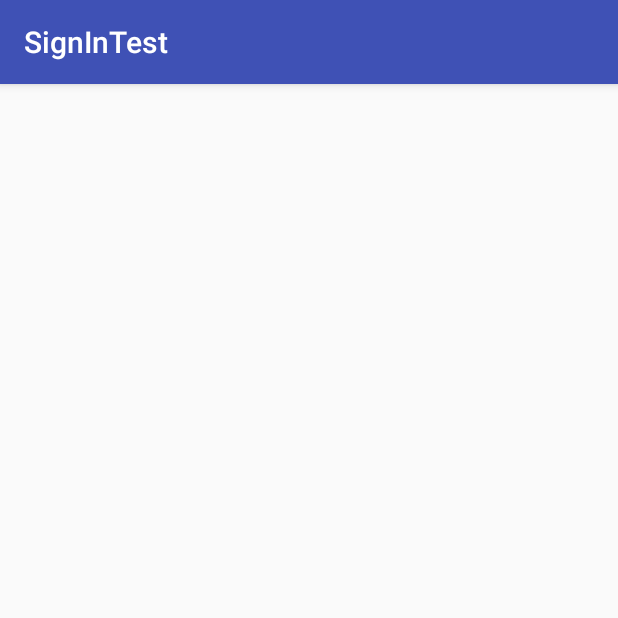
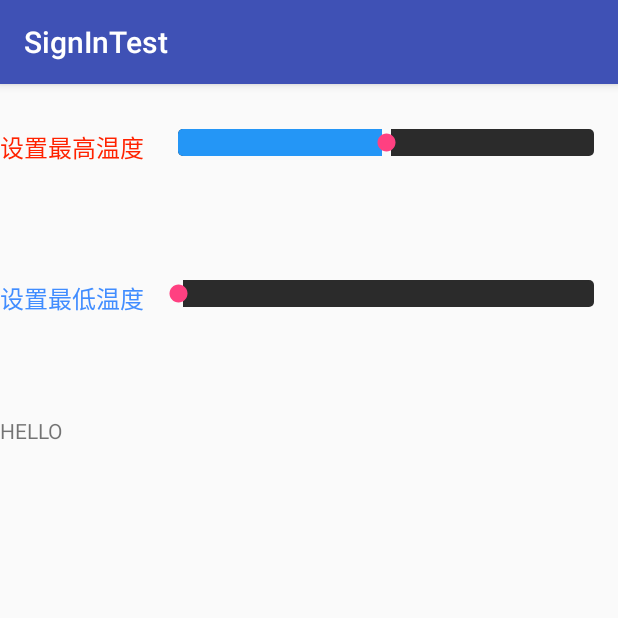
Before and after one commit to Mikejiawei/AirconditionerCtrl, an Android app: the SettingActivity screen opened directly, with no data from a screen before it, on a phone screen of 412 x 824 dp, the top half of it. Run offline under Robolectric (Android 15) with nearby library versions, the phone set to English and light mode, and no system bars.

Commit message:
Implements the function of Settings

```diff
--- a/app/src/main/java/com/example/signintest/SettingActivity.java
+++ b/app/src/main/java/com/example/signintest/SettingActivity.java
@@ -1,14 +1,63 @@
 package com.example.signintest;
 
+import androidx.annotation.RequiresApi;
 import androidx.appcompat.app.AppCompatActivity;
 
+import android.content.Context;
+import android.os.Build;
 import android.os.Bundle;
+import android.widget.SeekBar;
+import android.widget.TextView;
+import android.widget.Toast;
 
 public class SettingActivity extends AppCompatActivity {
-
+    private SeekBar high;
+    private SeekBar low;
+    private Context mContext;
+    private TextView hTmp;
+    private int Progress;
+    @RequiresApi(api = Build.VERSION_CODES.N)
     @Override
     protected void onCreate(Bundle savedInstanceState) {
         super.onCreate(savedInstanceState);
         setContentView(R.layout.activity_setting);
+        mContext = this;
+        initView();
+        initEvent();
+    }
+
+    @RequiresApi(api = Build.VERSION_CODES.N)
+    private void initEvent() {
+        int curHigh = curHigh();
+        high.setProgress(50,true);
+        high.setOnSeekBarChangeListener(new SeekBar.OnSeekBarChangeListener() {
+            @Override
+            public void onProgressChanged(SeekBar seekBar, int i, boolean b) {
+                hTmp.setText(i+"/"+seekBar.getMax());
+            }
+
+            @Override
+            public void onStartTrackingTouch(SeekBar seekBar) {
+//                Toast.makeText(mContext,"start",Toast.LENGTH_LONG).show();
+            }
+
+            @Override
+            public void onStopTrackingTouch(SeekBar seekBar) {
+                Progress = seekBar.getProgress();
+
+            }
+        });
+    }
+
+    private int curHigh() {
+//        功能： 获取现在的最高温度
+        return 50;
+    }
+
+    private void initView() {
+        high = findViewById(R.id.high);
+        low = findViewById(R.id.low);
+        hTmp = findViewById(R.id.hTmp);
+
     }
 }
--- /dev/null
+++ b/app/src/main/res/drawable/layer_list.xml
@@ -0,0 +1,30 @@
+<?xml version="1.0" encoding="utf-8"?>
+<layer-list xmlns:android="http://schemas.android.com/apk/res/android">
+    <item android:id="@android:id/background">
+        <shape>
+            <corners android:radius="3dp" />
+            <gradient
+                android:angle="270"
+                android:centerColor="#2B2B2B"
+                android:centerY="0.75"
+                android:endColor="#ff747674"
+                android:startColor="#ff9d9e9d" />
+            <solid android:color="#2B2B2B" />
+        </shape>
+    </item>
+
+    <item android:id="@android:id/progress">
+        <clip>
+            <shape>
+                <corners android:radius="3dp" />
+                <gradient
+                    android:angle="270"
+                    android:centerColor="#ff3399CC"
+                    android:centerY="0.75"
+                    android:endColor="#ff6699CC"
+                    android:startColor="#ff0099CC" />
+                <solid android:color="#2496F6" />
+            </shape>
+        </clip>
+    </item>
+</layer-list>
--- a/app/src/main/res/layout/activity_setting.xml
+++ b/app/src/main/res/layout/activity_setting.xml
@@ -1,9 +1,85 @@
 <?xml version="1.0" encoding="utf-8"?>
-<androidx.constraintlayout.widget.ConstraintLayout xmlns:android="http://schemas.android.com/apk/res/android"
+<LinearLayout xmlns:android="http://schemas.android.com/apk/res/android"
     xmlns:app="http://schemas.android.com/apk/res-auto"
-    xmlns:tools="http://schemas.android.com/tools"
+    android:layout_height="match_parent"
     android:layout_width="match_parent"
-    android:layout_height="match_parent"
-    tools:context=".SettingActivity">
+    android:orientation="vertical"
+    >
+    <LinearLayout
+        android:layout_marginTop="30dp"
+        android:orientation="vertical"
+        android:layout_width="match_parent"
+        android:layout_height="0dp"
+        android:layout_weight="1">
+        <LinearLayout
+            android:orientation="horizontal"
+            android:layout_width="match_parent"
+            android:layout_height="wrap_content">
+            <TextView
+                android:layout_width="0dp"
+                android:layout_height="26dp"
+                android:layout_weight="2"
+                android:text="设置最高温度"
+                android:textColor="@color/text_red"
+                android:textSize="16dp"
+                />
+            <SeekBar
+                android:id="@+id/high"
+                android:layout_width="0dp"
+                android:layout_weight="6"
+                android:progressDrawable="@drawable/layer_list"
+                android:layout_height="wrap_content" />
+        </LinearLayout>
+        <LinearLayout
+            android:layout_gravity="right"
+            android:layout_width="200dp"
+            android:layout_height="wrap_content">
 
-</androidx.constraintlayout.widget.ConstraintLayout>
+            <TextView
+                android:id="@+id/hTmp"
+                android:layout_width="100dp"
+                android:layout_height="20dp"
+                android:layout_gravity="right" />
+        </LinearLayout>
+
+
+
+    </LinearLayout>
+
+
+    <LinearLayout
+        android:orientation="horizontal"
+        android:layout_marginTop="10dp"
+        android:layout_width="match_parent"
+        android:layout_height="0dp"
+        android:layout_weight="1">
+        <TextView
+            android:layout_width="0dp"
+            android:layout_height="26dp"
+            android:layout_weight="2"
+            android:text="设置最低温度"
+            android:textColor="@color/text_blue"
+            android:textSize="16dp"
+            />
+
+        <SeekBar
+            android:id="@+id/low"
+            android:layout_width="0dp"
+            android:layout_height="wrap_content"
+            android:layout_weight="6"
+            android:progressDrawable="@drawable/layer_list" />
+
+    </LinearLayout>
+    <LinearLayout
+        android:layout_width="match_parent"
+        android:layout_height="0dp"
+        android:layout_weight="6"
+        >
+        <TextView
+            android:layout_width="match_parent"
+            android:layout_height="wrap_content"
+            android:text="HELLO"/>
+    </LinearLayout>
+
+
+</LinearLayout>
```
Also changed, not shown: app/src/main/java/com/example/signintest/DataAcitivity.java (+16 -3 lines), app/src/main/java/com/example/signintest/DetailActivity.java (+23 -0 lines), app/src/main/res/layout/activity_data_acitivity.xml (+23 -11 lines), app/src/main/res/menu/main.xml (added, +8 -0 lines).
